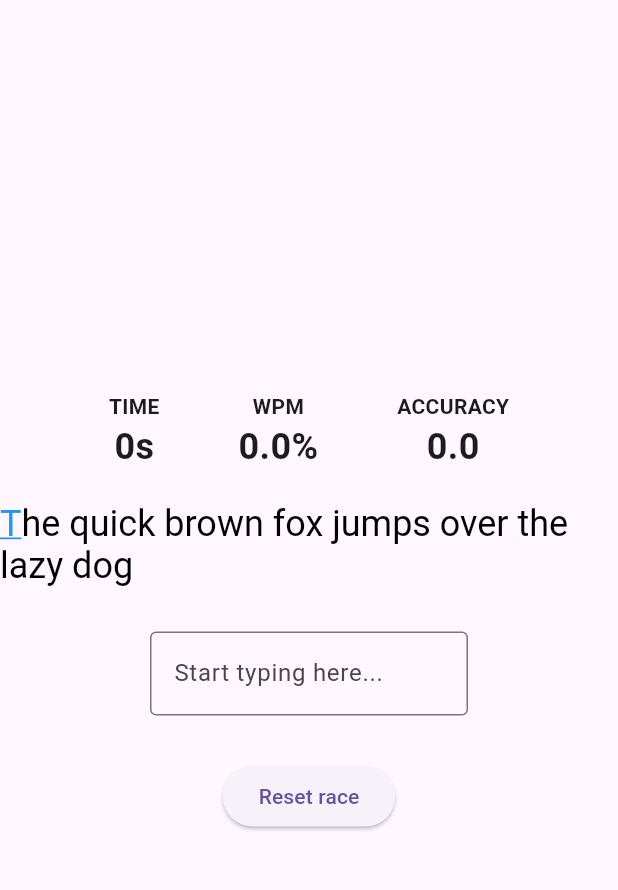
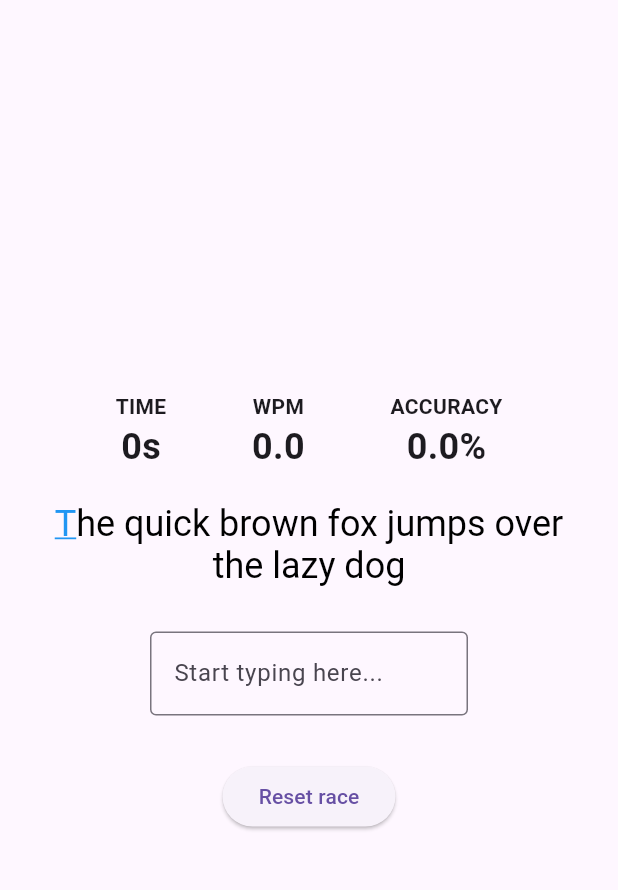
Before and after one commit to nahomsof/typing-race, a Flutter app: the screen it shows after launch, on a phone screen of 412 x 824 dp, the part 63-953 px from its top. Run offline on Flutter 3.47's test engine with Material 3 defaults, Android fonts, the phone set to English and light mode, and no system bars.

Commit message:
feat: imporove responsive typing

```diff
--- a/frontend/lib/main.dart
+++ b/frontend/lib/main.dart
@@ -173,7 +173,10 @@ class _HomePageState extends State<HomePage> {
                     children: [
                       const Text(
                         "TIME",
-                        style: TextStyle(fontWeight: FontWeight.bold),
+                        style: TextStyle(
+                          fontWeight: FontWeight.bold,
+                          fontSize: 14,
+                        ),
                       ),
                       Text(
                         "${elapsedSecond}s",
@@ -189,10 +192,13 @@ class _HomePageState extends State<HomePage> {
                     children: [
                       const Text(
                         "WPM",
-                        style: TextStyle(fontWeight: FontWeight.bold),
+                        style: TextStyle(
+                          fontWeight: FontWeight.bold,
+                          fontSize: 14,
+                        ),
                       ),
                       Text(
-                        "${wpm.toStringAsFixed(1)}%",
+                        wpm.toStringAsFixed(1),
                         style: TextStyle(
                           fontWeight: FontWeight.bold,
                           fontSize: 24,
@@ -205,10 +211,13 @@ class _HomePageState extends State<HomePage> {
                     children: [
                       const Text(
                         "ACCURACY",
-                        style: TextStyle(fontWeight: FontWeight.bold),
+                        style: TextStyle(
+                          fontWeight: FontWeight.bold,
+                          fontSize: 14,
+                        ),
                       ),
                       Text(
-                        accuracy.toStringAsFixed(1),
+                       "${accuracy.toStringAsFixed(1)}%",
                         style: TextStyle(
                           fontWeight: FontWeight.bold,
                           fontSize: 24,
@@ -219,10 +228,18 @@ class _HomePageState extends State<HomePage> {
                 ],
               ),
             ),
-            RichText(
-              text: TextSpan(
-                style: TextStyle(fontSize: 24, color: Colors.purple),
-                children: _buildCharacterSpan(),
+            Padding(
+              padding: const EdgeInsets.symmetric(horizontal: 24),
+
+              child: ConstrainedBox(
+                constraints: BoxConstraints(maxWidth: 900),
+                child: RichText(
+                  textAlign: TextAlign.center,
+                  text: TextSpan(
+                    style: TextStyle(fontSize: 24, color: Colors.black),
+                    children: _buildCharacterSpan(),
+                  ),
+                ),
               ),
             ),
 
```
